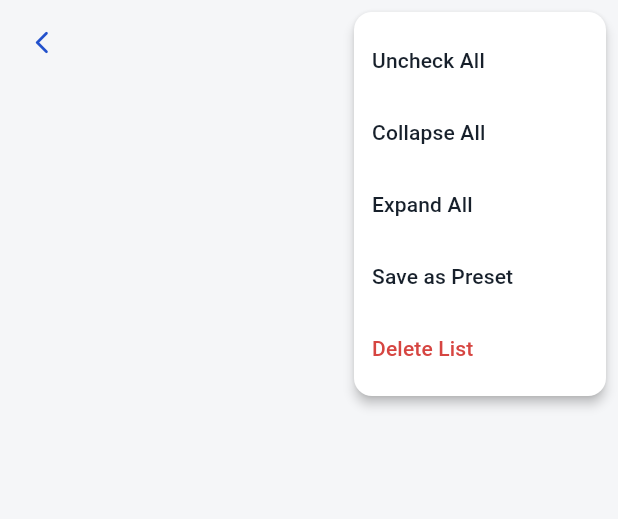
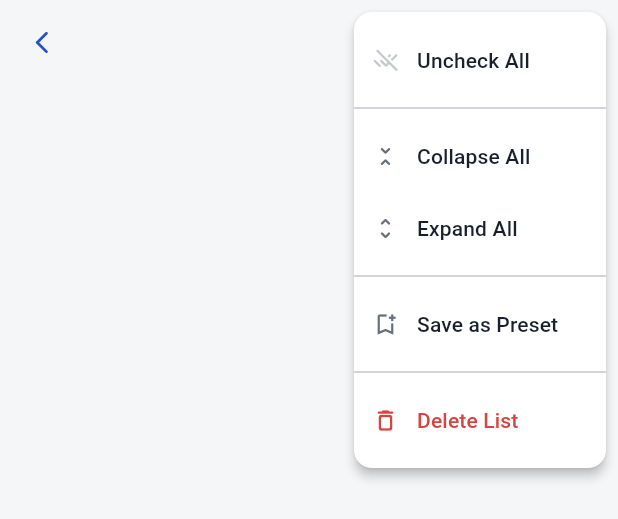
Before and after one commit to fcusano9/pack-lite, a Flutter app: the _Header widget shown alone on an empty page, opened directly with empty values, after a tap on the "keyboard control" icon, on a phone screen of 412 x 824 dp. Shown: the top 519 px of the screen. Run offline on Flutter 3.47's test engine with Material 3 defaults, Android fonts, the phone set to English and light mode, and no system bars; our stand-ins replace audioplayers, file_picker, package_info_plus, share_plus, shared_preferences, vibration; accounts and stored records are empty.

Commit message:
List menu: icons + divider grouping
Give the list ··· menu clearer visual separation (option B): each item gets a
leading icon (muted, or red for Delete) and PopupMenuDividers group them —
{Uncheck All} / {Collapse All, Expand All} / {Save as Preset} / {Delete List}.
Adds a small _MenuRow helper. Pure presentation, no behaviour change.

Verified: flutter analyze clean; flutter test 5/5; release build clean.

Co-Authored-By: Claude Opus 4.8 <noreply@anthropic.com>

```diff
--- a/lib/screens/list_screen.dart
+++ b/lib/screens/list_screen.dart
@@ -965,24 +965,60 @@ class _Header extends StatelessWidget {
               PopupMenuItem(
                 value: 'uncheck',
                 enabled: list.packedItems > 0,
-                  child: Text('Uncheck All', style: menuStyle)),
+                child: _MenuRow(
+                    Icons.remove_done_rounded, 'Uncheck All', menuStyle),
+              ),
+              const PopupMenuDivider(),
               PopupMenuItem(
                 value: 'collapse',
-                  child: Text('Collapse All', style: menuStyle)),
+                child: _MenuRow(
+                    Icons.unfold_less_rounded, 'Collapse All', menuStyle),
+              ),
               PopupMenuItem(
                 value: 'expand',
-                  child: Text('Expand All', style: menuStyle)),
+                child: _MenuRow(
+                    Icons.unfold_more_rounded, 'Expand All', menuStyle),
+              ),
+              const PopupMenuDivider(),
               PopupMenuItem(
                 value: 'preset',
-                  child: Text('Save as Preset', style: menuStyle)),
+                child: _MenuRow(
+                    Icons.bookmark_add_outlined, 'Save as Preset', menuStyle),
+              ),
+              const PopupMenuDivider(),
               PopupMenuItem(
                 value: 'delete',
-                  child: Text('Delete List',
-                      style: TextStyle(fontSize: 14, color: harbor.danger))),
+                child: _MenuRow(Icons.delete_outline_rounded, 'Delete List',
+                    TextStyle(fontSize: 14, color: harbor.danger),
+                    danger: true),
+              ),
             ],
           ),
         ],
       ),
+    );
+  }
+}
+
+/// A menu row: leading icon (muted, or danger-red) + label. Used to give the
+/// list ··· menu clearer visual separation.
+class _MenuRow extends StatelessWidget {
+  const _MenuRow(this.icon, this.label, this.style, {this.danger = false});
+
+  final IconData icon;
+  final String label;
+  final TextStyle style;
+  final bool danger;
+
+  @override
+  Widget build(BuildContext context) {
+    final harbor = context.harbor;
+    return Row(
+      children: [
+        Icon(icon, size: 18, color: danger ? harbor.danger : harbor.mut),
+        const SizedBox(width: 12),
+        Text(label, style: style),
+      ],
     );
   }
 }
```
Lines whose indentation alone changed are shown as unchanged.
